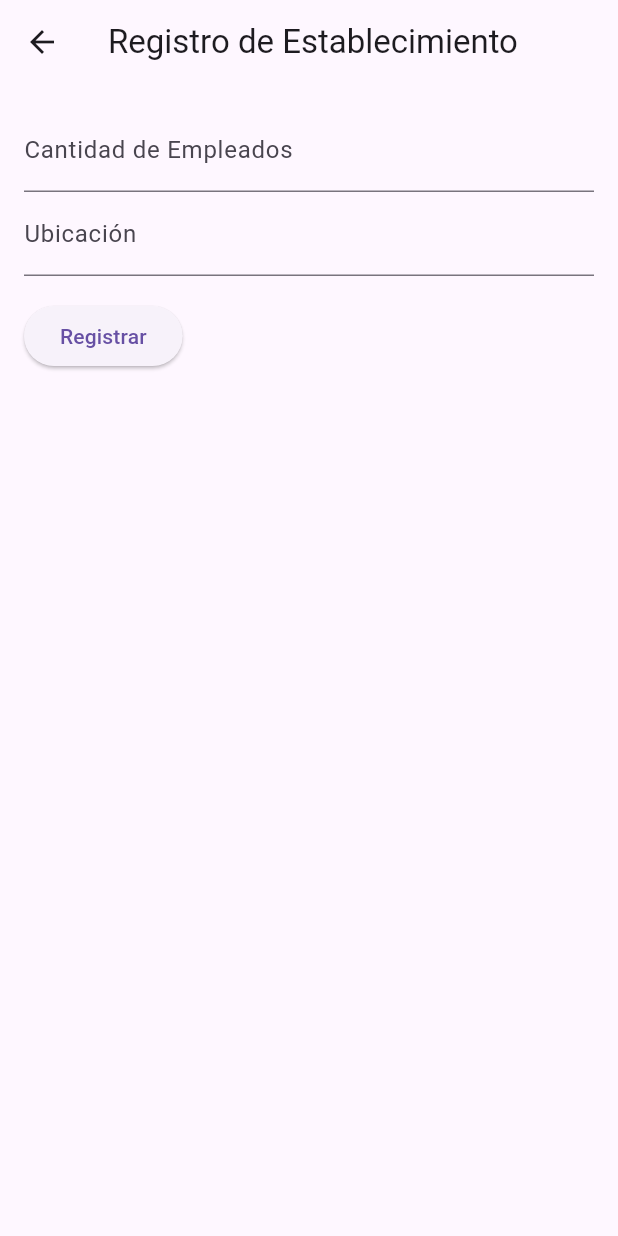
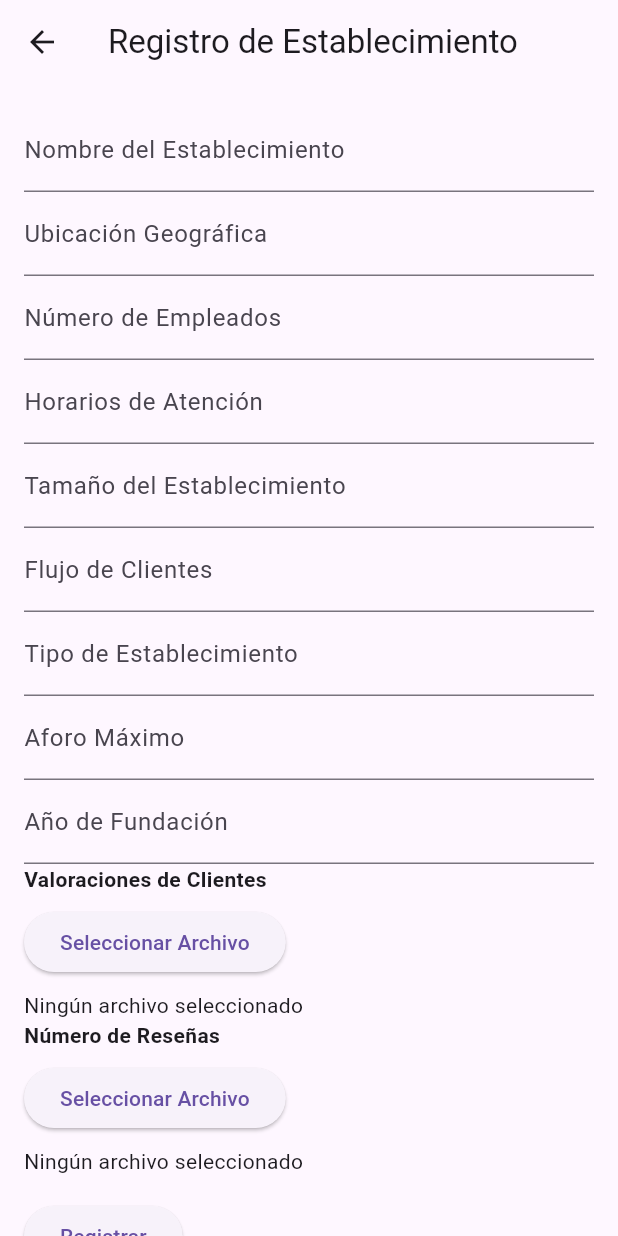
Before and after one commit to jgzalez/GrupoRamosLearningFactory, a Flutter app: the EstablishmentRegistrationForm screen opened directly, on a phone screen of 412 x 824 dp. Run offline on Flutter 3.47's test engine with Material 3 defaults, Android fonts, the phone set to English and light mode, and no system bars; our stand-ins replace file_picker, firebase_auth, firebase_core, shared_preferences; accounts and stored records are empty; network calls fail.

Commit message:
Registro y Wiki (Establecimientos)

```diff
--- a/lib/NavPages/EstablismentReg.dart
+++ b/lib/NavPages/EstablismentReg.dart
@@ -1,4 +1,5 @@
 import 'package:flutter/material.dart';
+import 'package:file_picker/file_picker.dart';
 
 class EstablishmentRegistrationForm extends StatefulWidget {
   @override
@@ -9,18 +10,48 @@ class EstablishmentRegistrationForm extends StatefulWidget {
 class _EstablishmentRegistrationFormState
     extends State<EstablishmentRegistrationForm> {
   final _formKey = GlobalKey<FormState>();
+
   // Controladores de texto
+  final TextEditingController _nameController = TextEditingController();
+  final TextEditingController _locationController = TextEditingController();
   final TextEditingController _employeeCountController =
       TextEditingController();
-  final TextEditingController _locationController = TextEditingController();
-  // ... otros controladores para cada campo
+  final TextEditingController _operatingHoursController =
+      TextEditingController();
+  final TextEditingController _sizeController = TextEditingController();
+  final TextEditingController _customerFlowController = TextEditingController();
+  final TextEditingController _establishmentTypeController =
+      TextEditingController();
+  final TextEditingController _maxCapacityController = TextEditingController();
+  final TextEditingController _foundationYearController =
+      TextEditingController();
+  // Considera usar controladores adicionales para archivos y otros campos
+
+  // Variables para guardar los archivos seleccionados
+  Map<String, PlatformFile> _selectedFiles = {};
 
   @override
   void dispose() {
+    _nameController.dispose();
+    _locationController.dispose();
     _employeeCountController.dispose();
-    _locationController.dispose();
-    // ... dispose otros controladores
+    _operatingHoursController.dispose();
+    _sizeController.dispose();
+    _customerFlowController.dispose();
+    _establishmentTypeController.dispose();
+    _maxCapacityController.dispose();
+    _foundationYearController.dispose();
+    // Dispose otros controladores
     super.dispose();
+  }
+
+  Future<void> _pickFile(String key) async {
+    FilePickerResult? result = await FilePicker.platform.pickFiles();
+    if (result != null) {
+      setState(() {
+        _selectedFiles[key] = result.files.first;
+      });
+    }
   }
 
   @override
@@ -34,36 +65,35 @@ class _EstablishmentRegistrationFormState
           child: Column(
             crossAxisAlignment: CrossAxisAlignment.start,
             children: <Widget>[
-              TextFormField(
-                controller: _employeeCountController,
-                decoration: InputDecoration(labelText: 'Cantidad de Empleados'),
-                keyboardType: TextInputType.number,
-                // Valida el campo
-                validator: (value) {
-                  if (value == null || value.isEmpty) {
-                    return 'Por favor ingrese la cantidad de empleados';
-                  }
-                  return null;
-                },
-              ),
-              TextFormField(
-                controller: _locationController,
-                decoration: InputDecoration(labelText: 'Ubicación'),
-                // Valida el campo
-                validator: (value) {
-                  if (value == null || value.isEmpty) {
-                    return 'Por favor ingrese la ubicación';
-                  }
-                  return null;
-                },
-              ),
-              // ... otros TextFormField para cada dato ...
+              buildTextFormField(_nameController, 'Nombre del Establecimiento'),
+              buildTextFormField(_locationController, 'Ubicación Geográfica'),
+              buildTextFormField(
+                  _employeeCountController, 'Número de Empleados',
+                  isNumeric: true),
+              buildTextFormField(
+                  _operatingHoursController, 'Horarios de Atención'),
+              buildTextFormField(_sizeController, 'Tamaño del Establecimiento',
+                  isNumeric: true),
+              buildTextFormField(_customerFlowController, 'Flujo de Clientes',
+                  isNumeric: true),
+              buildTextFormField(
+                  _establishmentTypeController, 'Tipo de Establecimiento'),
+              buildTextFormField(_maxCapacityController, 'Aforo Máximo',
+                  isNumeric: true),
+              buildTextFormField(_foundationYearController, 'Año de Fundación',
+                  isNumeric: true),
+
+              // Campos para la selección de archivos
+              filePickerField('Valoraciones de Clientes', 'customerRatings'),
+              filePickerField('Número de Reseñas', 'reviewCount'),
+              //... otros campos para archivos aquí
+
               Padding(
                 padding: const EdgeInsets.symmetric(vertical: 16.0),
                 child: ElevatedButton(
                   onPressed: () {
                     if (_formKey.currentState!.validate()) {
-                      // Procesa los datos del formulario
+                      // Procesa los datos del formulario junto con los archivos seleccionados
                     }
                   },
                   child: Text('Registrar'),
@@ -75,4 +105,35 @@ class _EstablishmentRegistrationFormState
       ),
     );
   }
+
+  Widget buildTextFormField(TextEditingController controller, String label,
+      {bool isNumeric = false}) {
+    return TextFormField(
+      controller: controller,
+      decoration: InputDecoration(labelText: label),
+      keyboardType: isNumeric ? TextInputType.number : TextInputType.text,
+      validator: (value) {
+        if (value == null || value.isEmpty) {
+          return 'Por favor ingrese $label';
+        }
+        return null;
+      },
+    );
+  }
+
+  Widget filePickerField(String label, String key) {
+    return Column(
+      crossAxisAlignment: CrossAxisAlignment.start,
+      children: [
+        Text(label, style: TextStyle(fontWeight: FontWeight.bold)),
+        SizedBox(height: 8),
+        ElevatedButton(
+          onPressed: () => _pickFile(key),
+          child: Text('Seleccionar Archivo'),
+        ),
+        SizedBox(height: 8),
+        Text(_selectedFiles[key]?.name ?? 'Ningún archivo seleccionado'),
+      ],
+    );
+  }
 }
--- a/lib/Wiki/InstitutionsWiki.dart
+++ b/lib/Wiki/InstitutionsWiki.dart
@@ -20,43 +20,67 @@ class InstitutionsWiki extends StatelessWidget {
               // Descripción General
               sectionTitle('Descripción General'),
               sectionContent(
-                  'Los establecimientos del Grupo Ramos en la aplicación se dividen en dos categorías: '
-                  'Sirena Market e Híper Market. Cada categoría tiene modelos predictivos asignados para evaluar y analizar su rendimiento.'
-                  ' \n Los mismos estarán representados en la intefaz de establecimientos como tarjetas'
-                  'Para registrar un nuevo establecimiento, el usuario debe presionar la inter'),
+                  'Esta sección del aplicativo está destinada a la administración y creación de los diferentes establecimientos a ser procesados y utilizados por el aplicativo \n \n'
+                  'Los establecimientos del Grupo Ramos en la aplicación se dividen en dos categorías: \n \n'
+                  'Sirena Market e Híper Market. \n\n'
+                  'Cada categoría tiene modelos predictivos asignados para evaluar y analizar su rendimiento.'
+                  '\nLos mismos estarán representados en la intefaz de establecimientos como tarjetas con algunas informaciones relevantes\n\n'
+                  'Para registrar un nuevo establecimiento, el usuario debe presionar el botón superior del modal  "Crear Nuevo"\n'),
 
               // Estructura de Datos y Modelos
               sectionTitle('Estructura de Datos y Modelos'),
               sectionContent(
-                  'Los usuarios deben introducir información detallada sobre cada establecimiento, incluyendo nombre, ubicación, '
-                  'tipo, horarios de atención, entre otros. Estos datos son fundamentales para el análisis predictivo en la aplicación.'),
+                  'Al registrar un determinado establecimiento, los usuarios del aplicativo deben introducir información detallada sobre el mismo.\n'),
+              sectionSubtitle('Modelo de Entidad:'),
+              sectionContent(
+                  'El modelo de establecimiento cuenta de los siguientes atributos: \n\n'
+                  '1- Nombre del Establecimiento\n'
+                  '2- Ubicación Geográfica\n'
+                  '3- Número de Empleados\n'
+                  '4- Horarios de Atención\n'
+                  '5- Tamaño del Establecimiento\n'
+                  '6- Flujo de Clientes\n'
+                  '7- Tipo de Establecimiento\n'
+                  '8- Aforo Máximo\n'
+                  '9- Año de Fundación\n'
+                  '10- Valoraciones de Clientes (Archivo)\n'
+                  '11- Número de Reseñas (Archivo)\n'
+                  '12- Historial de Ventas (Archivo)\n'
+                  '13- Datos Demográficos de Clientes (Archivo)\n'
+                  '14- Ingresos Anuales (Archivo)\n'
+                  '15- Gastos Operativos (Archivo)\n'
+                  '16- Eventos Especiales (Archivo)\n'
+                  '17- Inventario de Productos/Servicios (Archivo)\n'
+                  '18- Impacto de Factores Estacionales (Archivo)\n'
+                  '19- Competencia Local (Archivo)\n'
+                  '20- Tendencias de Mercado (Archivo)\n'),
 
               // Funcionalidades Clave
               sectionTitle('Funcionalidades Clave'),
               sectionContent(
-                  'La aplicación permite a los usuarios crear, leer, actualizar y eliminar información sobre los establecimientos '
+                  'La sección de establecimientos de la aplicación permite a los usuarios crear, leer, actualizar y eliminar información sobre los establecimientos '
                   'mediante una interfaz intuitiva, facilitando la gestión de los datos.'),
 
               // Interfaz de Usuario
-              sectionTitle('Interfaz de Usuario'),
+              sectionSubtitle('Interfaz de Usuario'),
               sectionContent(
                   'La aplicación incluye tarjetas y páginas detalladas para cada establecimiento, permitiendo a los usuarios '
                   'acceder a información completa y realizar acciones específicas relacionadas con cada establecimiento.'),
 
               // Integraciones y Servicios Externos
-              sectionTitle('Integraciones y Servicios Externos'),
+              sectionSubtitle('Integraciones y Servicios Externos'),
               sectionContent(
-                  'La aplicación utiliza servicios de mapas y geolocalización para presentar la ubicación exacta de los establecimientos, '
+                  'La aplicación utiliza servicios de mapas y geolocalización para manejar la ubicación exacta de los establecimientos, '
                   'mejorando la experiencia del usuario y proporcionando datos precisos para el análisis.'),
 
               // Seguridad y Privacidad
-              sectionTitle('Seguridad y Privacidad'),
+              sectionSubtitle('Seguridad y Privacidad'),
               sectionContent(
                   'Se implementan medidas rigurosas para proteger los datos sensibles de los establecimientos. Los accesos y permisos '
                   'se gestionan cuidadosamente para asegurar que solo los usuarios autorizados puedan ver o editar la información.'),
 
               // Casos de Uso y Ejemplos
-              sectionTitle('Casos de Uso y Ejemplos'),
+              sectionSubtitle('Casos de Uso y Ejemplos'),
               sectionContent(
                   'Los establecimientos del Grupo Ramos son utilizados en diversos escenarios dentro de la aplicación, '
                   'desde análisis de datos hasta interacciones específicas del usuario con cada establecimiento.'),
@@ -91,3 +115,15 @@ class InstitutionsWiki extends StatelessWidget {
     );
   }
 }
+
+// Método para Subtítulos
+Widget sectionSubtitle(String subtitle) {
+  return Padding(
+    padding: const EdgeInsets.symmetric(vertical: 8.0),
+    child: Text(
+      subtitle,
+      style: TextStyle(
+          fontSize: 18, fontWeight: FontWeight.w500, color: Colors.black54),
+    ),
+  );
+}
--- a/pubspec.yaml
+++ b/pubspec.yaml
@@ -34,6 +34,7 @@ dependencies:
   firebase_auth: ^4.15.0
   cloud_firestore: ^4.13.3
   shared_preferences: ^2.2.2
+  file_picker : ^6.1.1
 
 
   # The following adds the Cupertino Icons font to your application.
```
Also changed, not shown: pubspec.lock.
